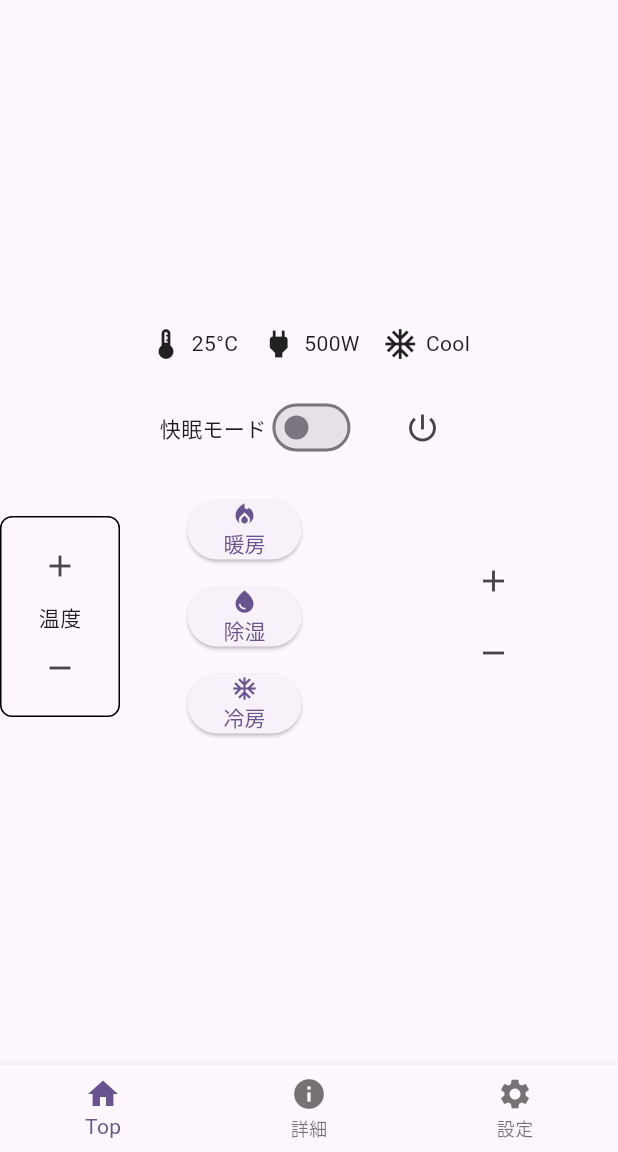
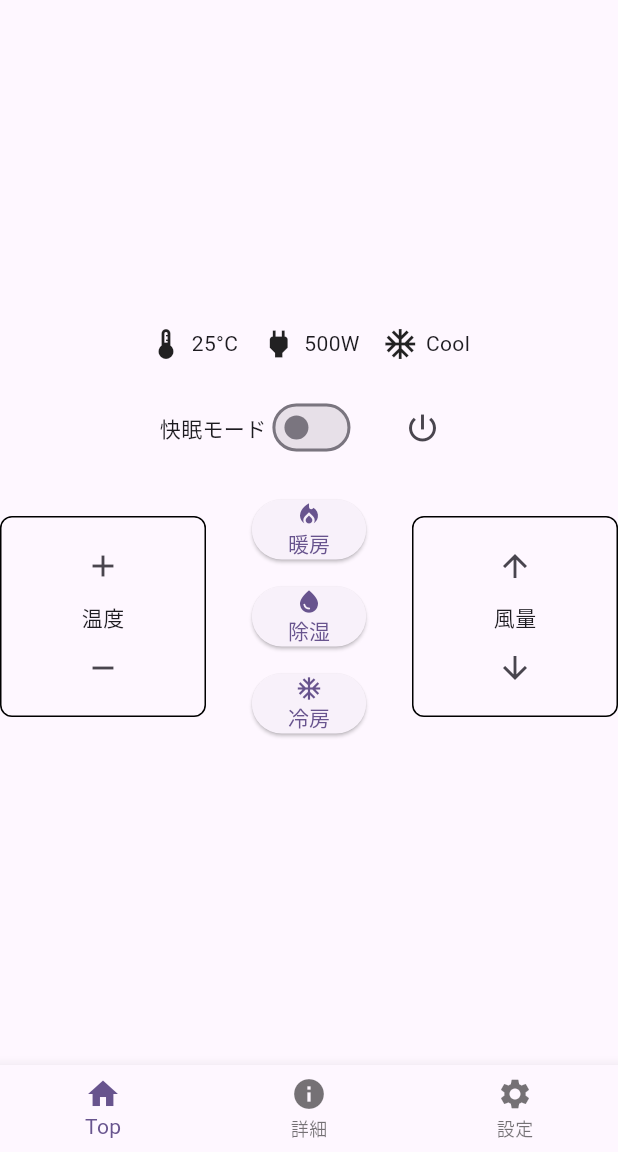
Before and after one commit to katagiri-tetsuto/Sechack365_3_teamA, a Flutter app: the screen it shows after launch, on a phone screen of 412 x 824 dp, the part 84-1236 px from its top. Run offline on Flutter 3.47's test engine with Material 3 defaults, Android fonts, the phone set to English and light mode, and no system bars.

Commit message:
風量アイコンしゅうせい

```diff
--- a/mobileui/lib/main.dart
+++ b/mobileui/lib/main.dart
@@ -87,8 +87,7 @@
             SizedBox(height: 20),
             Row(
               children: [
-                SizedBox(
-                  width: 80,
+                Expanded(
                   child: Container(
                     decoration: BoxDecoration(
                       border: Border.all(color: Colors.black),
@@ -97,8 +96,6 @@
                     padding: EdgeInsets.all(8),
                     child: Column(
                       mainAxisSize: MainAxisSize.min,
-                      mainAxisAlignment: MainAxisAlignment.center,
-                      crossAxisAlignment: CrossAxisAlignment.center,
                       children: [
                         IconButton(icon: Icon(Icons.add), onPressed: () {}),
                         Text('温度'),
@@ -137,11 +134,26 @@
                   ),
                 ),
                 Expanded(
-                  child: Column(
-                    children: [
-                      IconButton(icon: Icon(Icons.add), onPressed: () {}),
-                      IconButton(icon: Icon(Icons.remove), onPressed: () {}),
-                    ],
+                  child: Container(
+                    decoration: BoxDecoration(
+                      border: Border.all(color: Colors.black),
+                      borderRadius: BorderRadius.circular(8),
+                    ),
+                    padding: EdgeInsets.all(8),
+                    child: Column(
+                      mainAxisSize: MainAxisSize.min,
+                      children: [
+                        IconButton(
+                          icon: Icon(Icons.arrow_upward),
+                          onPressed: () {},
+                        ),
+                        Text('風量'),
+                        IconButton(
+                          icon: Icon(Icons.arrow_downward),
+                          onPressed: () {},
+                        ),
+                      ],
+                    ),
                   ),
                 ),
               ],
```
